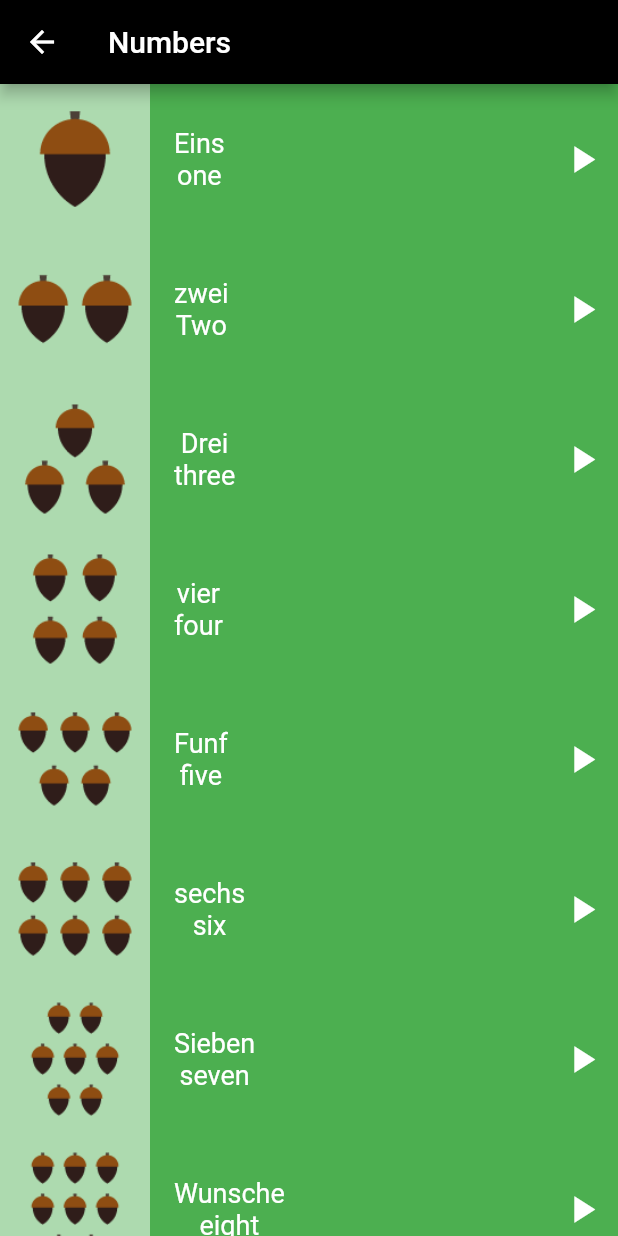
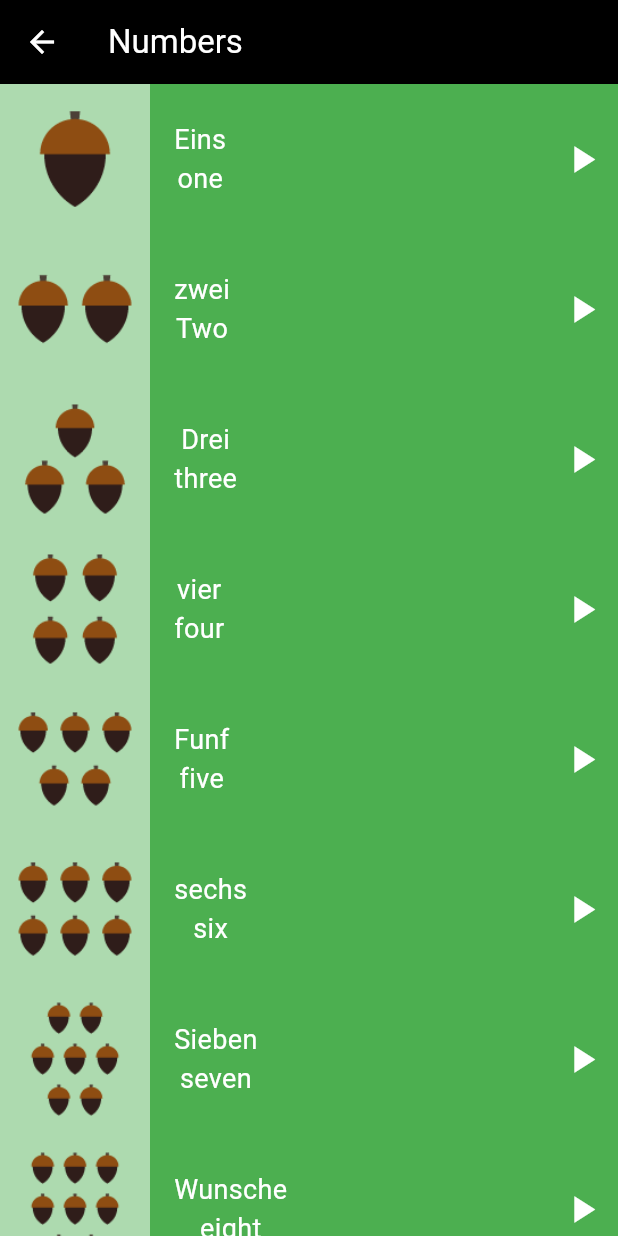
Before and after one commit to AkramSlama/toku_app, a Flutter app: the screen it shows after launch, after a tap on "Numbers", on a phone screen of 412 x 824 dp. Run offline on Flutter 3.47's test engine with Material 2 defaults, Android fonts, the phone set to English and light mode, and no system bars; our stand-ins replace audioplayers.

Commit message:
Change AppBar Theme

```diff
--- a/lib/main.dart
+++ b/lib/main.dart
@@ -10,9 +10,19 @@ class TokuApp extends StatelessWidget {
 
   @override
   Widget build(BuildContext context) {
-    return const MaterialApp(
+    return MaterialApp(
       debugShowCheckedModeBanner: false,
-      home: HomePage(),
+      theme: ThemeData(
+        useMaterial3: true,
+        appBarTheme: const AppBarTheme(
+          iconTheme: IconThemeData(color: Colors.white),
+          titleTextStyle: TextStyle(
+            fontSize: 22,
+            color: Colors.white,
+          ),
+        ),
+      ),
+      home: const HomePage(),
     );
   }
 }
--- a/pubspec.yaml
+++ b/pubspec.yaml
@@ -20,7 +20,7 @@ publish_to: 'none' # Remove this line if you wish to publish to pub.dev
 version: 1.0.0+1
 
 environment:
-  sdk: '>=2.18.6 <3.0.0'
+  sdk: '>=3.1.0 <4.0.0'
 
 # Dependencies specify other packages that your package needs in order to work.
 # To automatically upgrade your package dependencies to the latest versions
```
Also changed, not shown: pubspec.lock.
